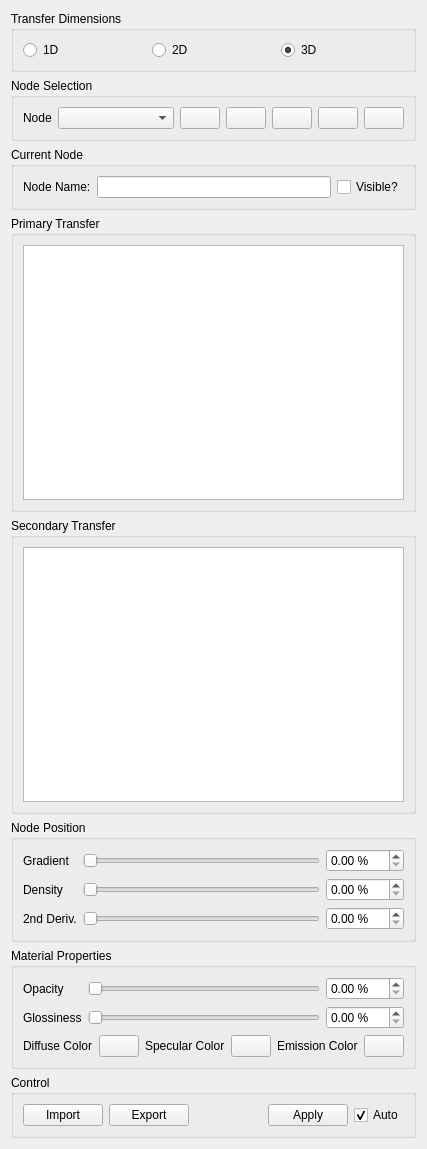
This is Source/VoxRender/Interface/transferwidget.ui in nagyistoce/voxrender as Qt 5 draws it before an edit. The edited form follows.
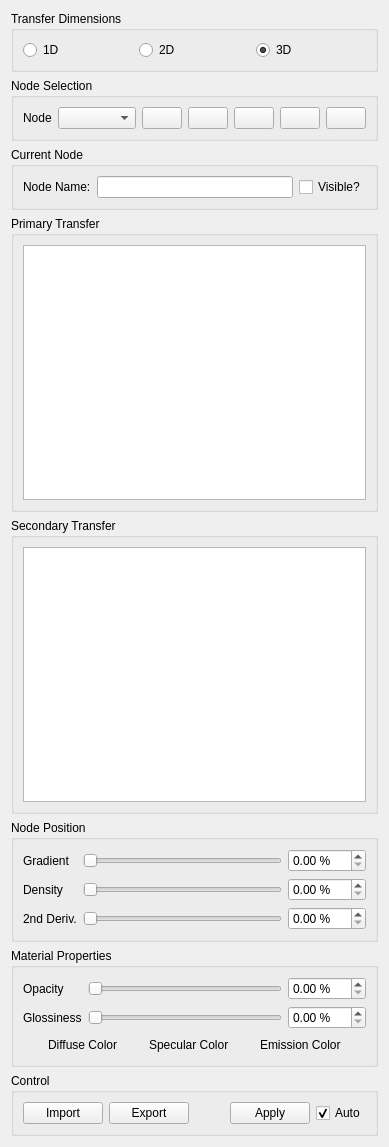
This is the edited form. Icons and pictures are not drawn.

Commit message: - Updated button for color selection to QColorPushButton widget - Continued work on transfer function editor widget - Continued work on lighting including addeding Blinn-Phong specular highlights to shader implementation - Began work on clipping volume support - Minor miscellaneous changes

Patch:
```diff
--- a/Source/VoxRender/Interface/transferwidget.ui
+++ b/Source/VoxRender/Interface/transferwidget.ui
@@ -7,7 +7,7 @@
     <x>0</x>
     <y>0</y>
     <width>389</width>
-    <height>1075</height>
+    <height>1085</height>
    </rect>
   </property>
   <property name="windowTitle">
@@ -422,11 +422,7 @@
          </widget>
         </item>
         <item>
-         <widget class="QPushButton" name="pushButton_diffuse">
-          <property name="text">
-           <string/>
-          </property>
-         </widget>
+         <layout class="QVBoxLayout" name="layout_diffuseColor"/>
         </item>
         <item>
          <spacer name="horizontalSpacer_3">
@@ -449,11 +445,7 @@
          </widget>
         </item>
         <item>
-         <widget class="QPushButton" name="pushButton_specular">
-          <property name="text">
-           <string/>
-          </property>
-         </widget>
+         <layout class="QVBoxLayout" name="layout_specularColor"/>
         </item>
         <item>
          <spacer name="horizontalSpacer_2">
@@ -476,11 +468,7 @@
          </widget>
         </item>
         <item>
-         <widget class="QPushButton" name="pushButton_emission">
-          <property name="text">
-           <string/>
-          </property>
-         </widget>
+         <layout class="QVBoxLayout" name="layout_emissiveColor"/>
         </item>
         <item>
          <spacer name="horizontalSpacer_emission">
```
Left out of the diff: 6 changed lines with no effect on the pictures. The commit also changes 32 other files.
